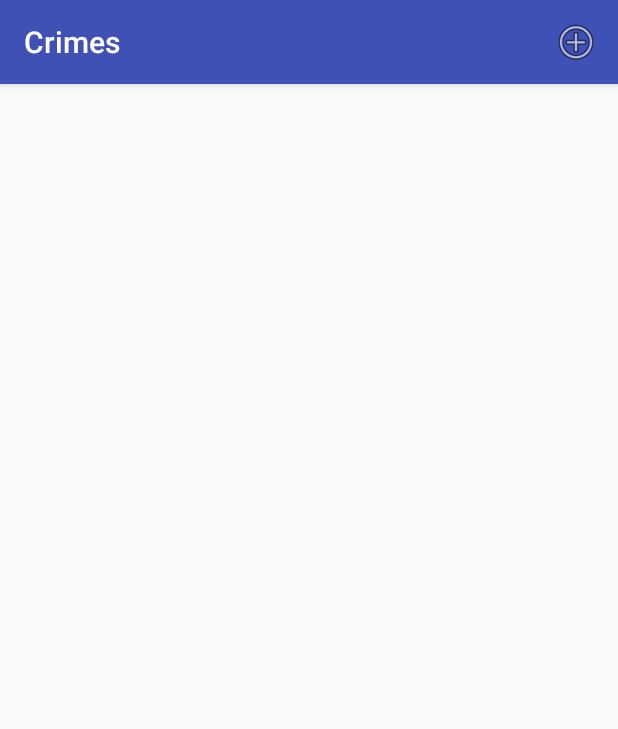
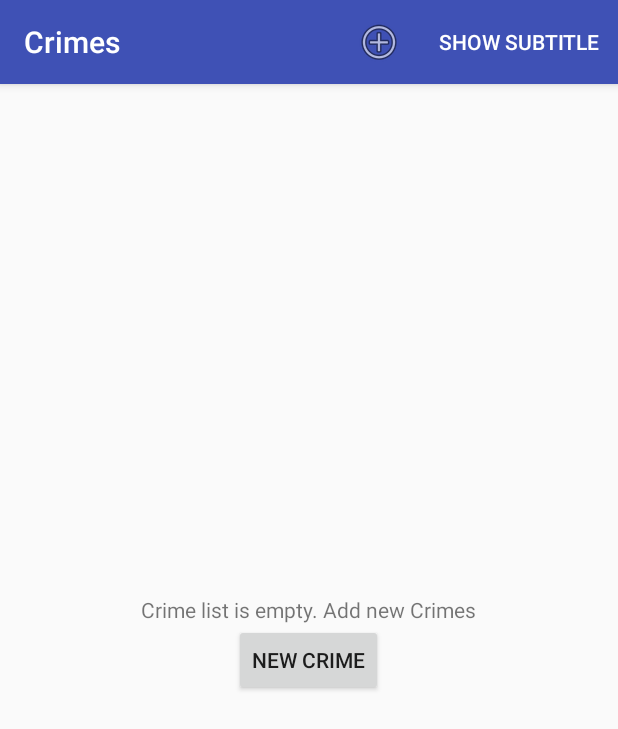
Before and after one commit to abbath0767/CriminalIntent, an Android app: the screen it shows after launch (CrimeListActivity), on a phone screen of 412 x 824 dp. Shown: the top 729 px of the screen. Run offline under Robolectric (Android 15) with nearby library versions, the light colour scheme and no system bars.

Commit message:
add empty list xml and button

```diff
--- a/app/src/main/AndroidManifest.xml
+++ b/app/src/main/AndroidManifest.xml
@@ -18,6 +18,8 @@
         <activity
             android:name=".CrimePagerActivity"
             android:label="@string/app_name" >
+            <meta-data android:name="android.support.PARENT_ACTIVITY"
+                       android:value=".CrimeListActivity"/>
         </activity>
     </application>
 
--- a/app/src/main/java/com/rmr/ngusarov/criminalintent/CrimeListFragment.java
+++ b/app/src/main/java/com/rmr/ngusarov/criminalintent/CrimeListFragment.java
@@ -3,13 +3,16 @@ package com.rmr.ngusarov.criminalintent;
 import android.app.ListFragment;
 import android.content.Intent;
 import android.os.Bundle;
+import android.support.v7.app.AppCompatActivity;
 import android.util.Log;
+import android.view.LayoutInflater;
 import android.view.Menu;
 import android.view.MenuInflater;
 import android.view.MenuItem;
 import android.view.View;
 import android.view.ViewGroup;
 import android.widget.ArrayAdapter;
+import android.widget.Button;
 import android.widget.CheckBox;
 import android.widget.ListView;
 import android.widget.TextView;
@@ -20,8 +23,35 @@ import java.util.Date;
 
 public class CrimeListFragment extends ListFragment {
     public static final String TAG = "myTag";
+    private boolean mSubtitleVisible;
+    private Button mNewCrimeButton;
 
     private ArrayList<Crime> mCrimes;
+
+    public View onCreateView(LayoutInflater inflater, ViewGroup parent,
+                             Bundle savedInstanceState) {
+
+        View v = inflater.inflate(R.layout.empty_list_item_stub, parent, false);
+
+
+        ListView view = (ListView) v.findViewById(android.R.id.list);
+        view.setEmptyView(v.findViewById(android.R.id.empty));
+
+        mNewCrimeButton = (Button) v.findViewById(R.id.button_add_crime);
+        mNewCrimeButton.setOnClickListener(new View.OnClickListener() {
+            @Override
+            public void onClick(View v) {
+                Crime crime = new Crime();
+                Log.d(TAG, "new Crime created, UUID = " + crime.getId());
+                CrimeLab.get(getActivity()).addCrime(crime);
+                Intent i = new Intent(getActivity(), CrimePagerActivity.class);
+                i.putExtra(CrimeFragment.EXTRA_CRIME_ID, crime.getId());
+                startActivityForResult(i, 0);
+            }
+        });
+
+        return v;
+    }
 
     @Override
     public void onCreate(Bundle savedInstanceState) {
@@ -36,6 +66,9 @@ public class CrimeListFragment extends ListFragment {
         CrimeAdapter cAdapter = new CrimeAdapter(mCrimes);
 
         setListAdapter(cAdapter);
+
+        setRetainInstance(true);
+        mSubtitleVisible = false;
     }
 
     @Override
@@ -70,6 +103,17 @@ public class CrimeListFragment extends ListFragment {
                 i.putExtra(CrimeFragment.EXTRA_CRIME_ID, crime.getId());
                 startActivityForResult(i, 0);
                 return true;
+            case R.id.menu_item_show_subtitle:
+                if (((AppCompatActivity) getActivity()).getSupportActionBar().getSubtitle() == null) {
+                    ((AppCompatActivity) getActivity()).getSupportActionBar().setSubtitle(R.string.subtitle);
+                    item.setTitle(R.string.hide_subtitle);
+                    mSubtitleVisible = true;
+                } else {
+                    ((AppCompatActivity) getActivity()).getSupportActionBar().setSubtitle(null);
+                    item.setTitle(R.string.show_subtitle);
+                    mSubtitleVisible = false;
+                }
+                return true;
             default:
                 return super.onOptionsItemSelected(item);
         }
--- a/app/src/main/java/com/rmr/ngusarov/criminalintent/DateFragment.java
+++ b/app/src/main/java/com/rmr/ngusarov/criminalintent/DateFragment.java
@@ -40,7 +40,7 @@ public class DateFragment extends Fragment {
             @Override
             public void onDateChanged(DatePicker view, int year, int monthOfYear, int dayOfMonth) {
 //                getArguments().putSerializable(DateAndTimeDialog.EXTRA_DATE, mDate);
-                //TODO meed debug
+                //TODO need debug
                 Log.d(CrimeListFragment.TAG, "onCreateView DateFragment init year = " + year);
                 Log.d(CrimeListFragment.TAG, "onCreateView DateFragment init month = " + monthOfYear);
                 Log.d(CrimeListFragment.TAG, "onCreateView DateFragment init day = " + dayOfMonth);
--- a/app/src/main/java/com/rmr/ngusarov/criminalintent/SingleFragmentActivity.java
+++ b/app/src/main/java/com/rmr/ngusarov/criminalintent/SingleFragmentActivity.java
@@ -4,6 +4,7 @@ package com.rmr.ngusarov.criminalintent;
 import android.app.Fragment;
 import android.app.FragmentManager;
 import android.os.Bundle;
+import android.support.v7.app.ActionBar;
 import android.support.v7.app.AppCompatActivity;
 
 public abstract class SingleFragmentActivity extends AppCompatActivity {
@@ -12,6 +13,8 @@ public abstract class SingleFragmentActivity extends AppCompatActivity {
     protected void onCreate(Bundle savedInstanceState) {
         super.onCreate(savedInstanceState);
         setContentView(R.layout.activity_fragment);
+
+        ActionBar actionBar = getSupportActionBar();
 
         FragmentManager fm = getFragmentManager();
         Fragment fragment = fm.findFragmentById(R.id.fragmentContainer);
--- /dev/null
+++ b/app/src/main/res/layout/empty_list_item_stub.xml
@@ -0,0 +1,39 @@
+<?xml version="1.0" encoding="utf-8"?>
+
+<FrameLayout xmlns:android="http://schemas.android.com/apk/res/android"
+             android:layout_width="match_parent"
+             android:layout_height="match_parent"
+    >
+
+    <ListView
+        android:id="@android:id/list"
+        android:layout_width="match_parent"
+        android:layout_height="match_parent"
+        />
+
+    <RelativeLayout
+        android:id="@android:id/empty"
+        android:layout_width="match_parent"
+        android:layout_height="match_parent" >
+
+        <!--  android:id="@android:id/empty" !-->
+        <TextView
+            android:layout_width="wrap_content"
+            android:layout_height="wrap_content"
+            android:text="@string/empty_list"
+            android:layout_above="@+id/button_add_crime"
+            android:layout_centerHorizontal="true"/>
+
+        <Button
+            android:id="@+id/button_add_crime"
+            android:layout_width="wrap_content"
+            android:layout_height="wrap_content"
+            android:gravity="center"
+            android:text="@string/new_crime"
+
+            android:layout_centerVertical="true"
+            android:layout_centerHorizontal="true"/>
+
+    </RelativeLayout>
+
+</FrameLayout>
--- /dev/null
+++ b/app/src/main/res/menu-v11/fragment_crime_list.xml
@@ -0,0 +1,14 @@
+<?xml version="1.0" encoding="utf-8"?>
+<menu
+    xmlns:android="http://schemas.android.com/apk/res/android"
+    xmlns:app="http://schemas.android.com/apk/res-auto">
+
+    <item
+        android:id="@+id/menu_item_new_crime"
+        android:icon="@android:drawable/ic_menu_add"
+        app:showAsAction="ifRoom|withText"
+        android:title="@string/new_crime"/>
+    <item android:id="@+id/menu_item_show_subtitle"
+          android:title="@string/show_subtitle"
+          app:showAsAction="ifRoom"/>
+</menu>
--- a/app/src/main/res/values/strings.xml
+++ b/app/src/main/res/values/strings.xml
@@ -13,4 +13,5 @@
     <string name="hide_subtitle">Hide Subtitle</string>
     <string name="subtitle">If you see something, say something.</string>
     <string name="delete_crime">Delete</string>
+    <string name="empty_list">Crime list is empty. Add new Crimes</string>
 </resources>
```
Also changed, not shown: app/src/main/java/com/rmr/ngusarov/criminalintent/CrimeFragment.java (+16 -0 lines), app/src/main/java/com/rmr/ngusarov/criminalintent/CrimePagerActivity.java (+6 -1 lines).
